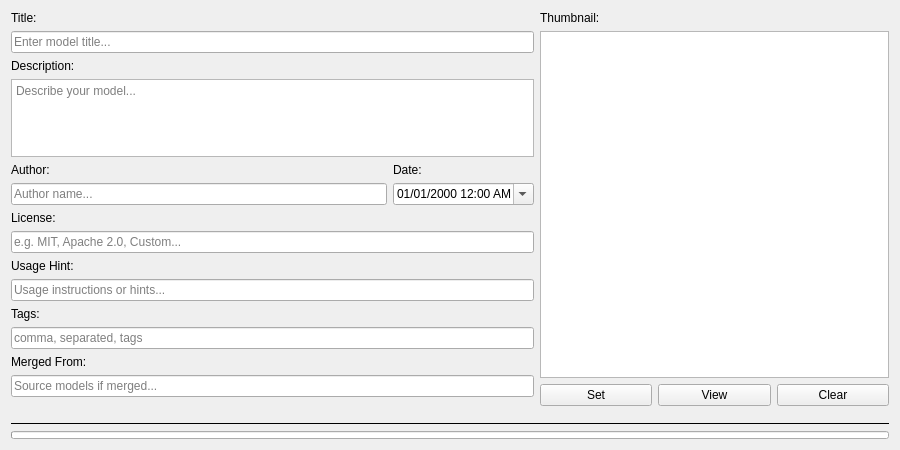
Old version of the form src/metaeditor_safetensors/ui/editor_panel.ui in the repository KPandaK/metaeditor_safetensors.
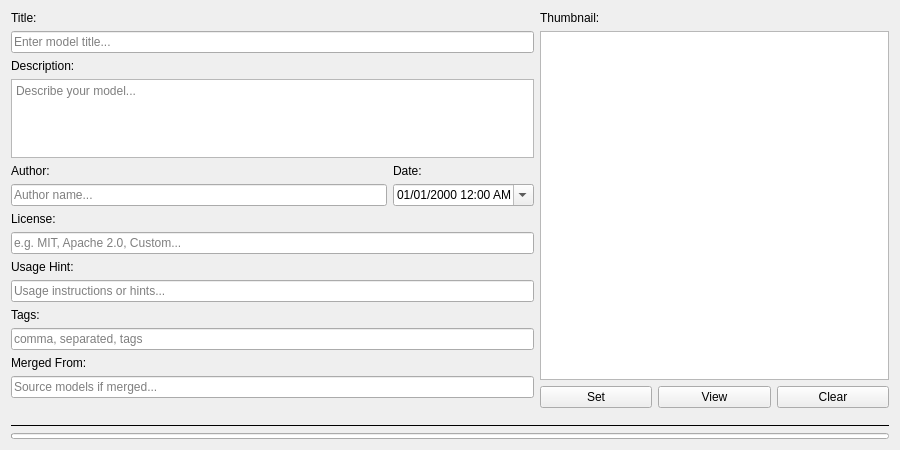
New version of the form. Custom widgets are drawn as their Qt base class.

The edit to the form file:
```diff
--- a/src/metaeditor_safetensors/ui/editor_panel.ui
+++ b/src/metaeditor_safetensors/ui/editor_panel.ui
@@ -284,7 +284,7 @@
      <property name="maximumSize">
       <size>
        <width>16777215</width>
-       <height>8</height>
+       <height>6</height>
       </size>
      </property>
      <property name="value">
```
Left out of the diff: 3 changed lines with no effect on the pictures.
